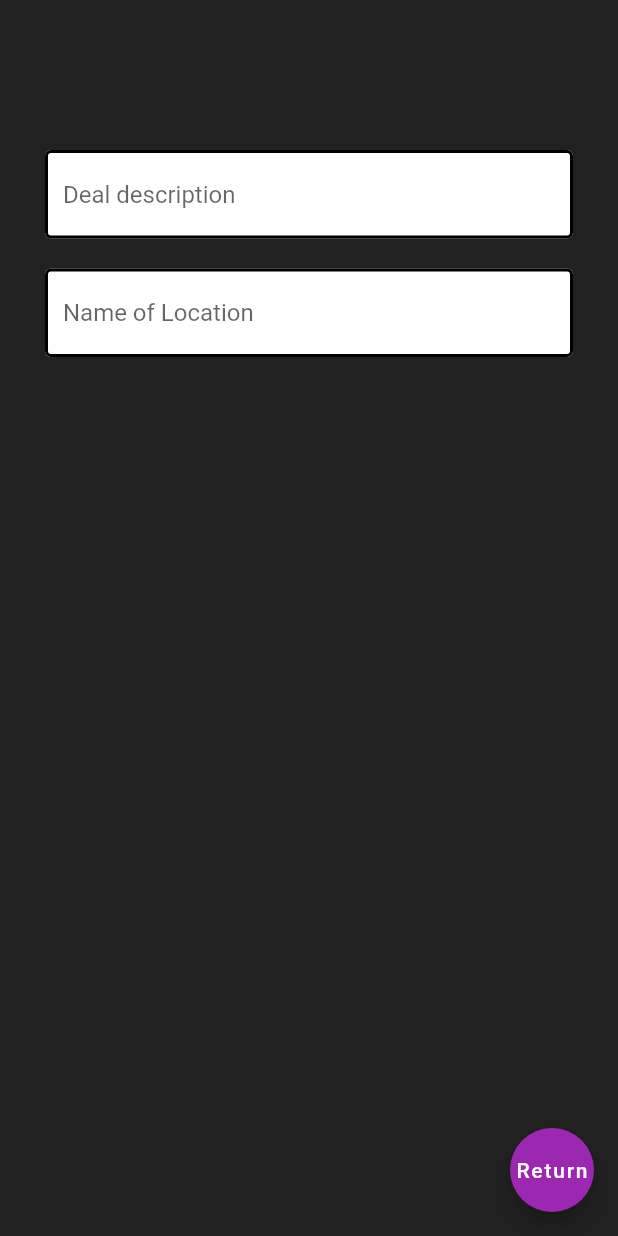
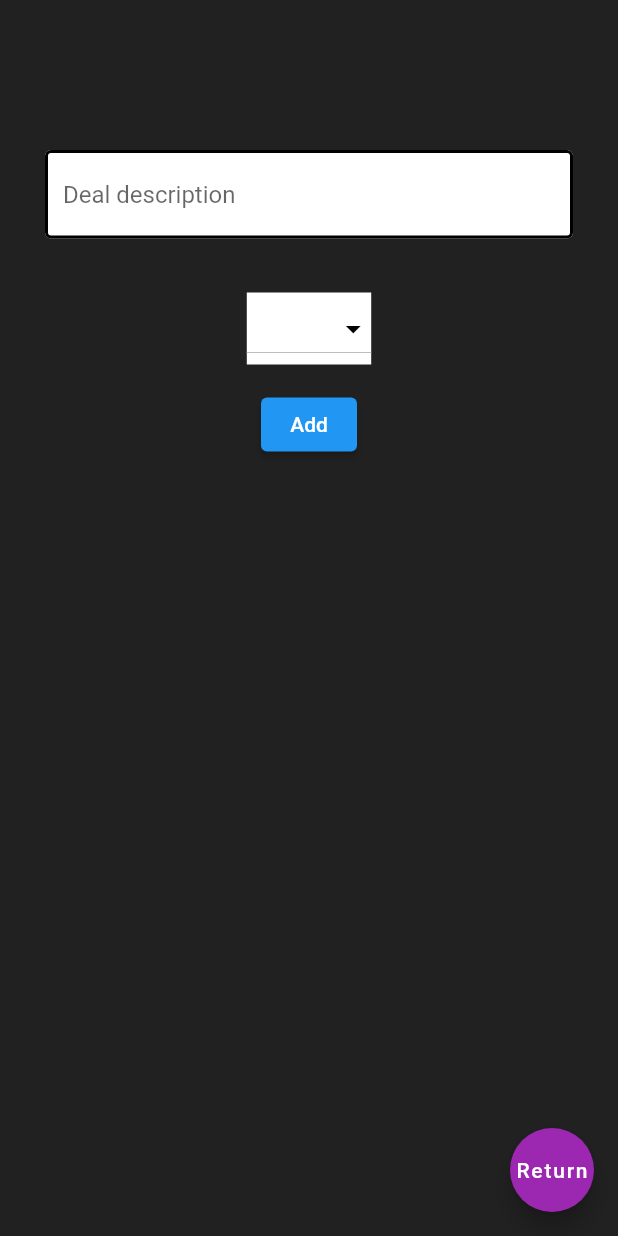
Before and after one commit to sunnyssarai98/drinkdeals, a Flutter app: the screen it shows once a user with an empty profile is signed in, after a tap on an icon or button, on a phone screen of 412 x 824 dp. Run offline on Flutter 3.47's test engine with Material 2 defaults, Android fonts, the phone set to English and light mode, and no system bars; our stand-ins replace cloud_firestore, dio, firebase_auth, firebase_core, google_maps_flutter; missing offline and left inert: flutter_polyline_points; accounts and stored records are empty.

Commit message:
Dropdown menu

```diff
--- /dev/null
+++ b/lib/screens/home/bar.dart
@@ -0,0 +1,15 @@
+import 'package:google_maps_flutter/google_maps_flutter.dart';
+
+class Bar {
+  String barName;
+  String picURL;
+  LatLng location;
+
+  Bar({required this.barName, required this.picURL, required this.location});
+}
+
+List<Bar> bars = [
+    Bar(barName: "Fred's", picURL: 'assets/freds.png', location: LatLng(30.373199749985734, -91.17156490476393)),
+    Bar(barName: "Mike's", picURL: 'assets/mikes.png', location: LatLng(30.39585597757133, -91.17943170225242)),
+    Bar(barName: "Reggie's", picURL: 'assets/reggies.png', location: LatLng(30.39649169335429, -91.18000358876223))
+  ];
--- a/lib/screens/home/deal.dart
+++ b/lib/screens/home/deal.dart
@@ -1,10 +1,7 @@
-import 'package:google_maps_flutter/google_maps_flutter.dart';
+import 'package:drink_deals/screens/home/bar.dart';
+class Deal {
+  String deal;
+  Bar bar;
 
-class Deal {
-  String barName;
-  String deal;
-  String picURL;
-  LatLng location;
-
-  Deal({required this.barName, required this.deal, required this.picURL, required this.location});
+  Deal({required this.bar, required this.deal});
 }
--- a/lib/screens/home/home.dart
+++ b/lib/screens/home/home.dart
@@ -1,8 +1,9 @@
-// ignore_for_file: prefer_const_constructors, prefer_const_literals_to_create_immutables
+// ignore_for_file: prefer_const_constructors, prefer_const_literals_to_create_immutables, prefer_typing_uninitialized_variables
 
 // import 'dart:html';
 
 
+import 'package:drink_deals/screens/home/bar.dart';
 import 'package:drink_deals/screens/home/deal.dart';
 import 'package:drink_deals/services/auth.dart';
 import 'package:flutter/material.dart';
@@ -15,6 +16,12 @@ class Home extends StatefulWidget {
   @override
   State<Home> createState() => _HomeState();
 }
+
+List<Deal> deals = [
+    Deal(bar: bars[0], deal: '\$5 Drinks'),
+    Deal(bar: bars[1], deal: 'Free Drinks'),
+    Deal(bar: bars[2], deal: '\$1 Shots')
+  ];
 
 class _HomeState extends State<Home> {
   final AuthService _auth = AuthService();
@@ -88,24 +95,24 @@ class AccountScreen extends StatefulWidget {
 }
 
 class _AccountScreenState extends State<AccountScreen> {
-  late List<Deal> deals = [
-    Deal(barName: 'Freds', deal: '\$5 Drinks', picURL: 'assets/freds.png', location: LatLng(30.373199749985734, -91.17156490476393)),
-    Deal(barName: 'Mikes', deal: 'Free Drinks', picURL: 'assets/mikes.png', location: LatLng(30.39585597757133, -91.17943170225242)),
-    Deal(barName: 'Reggies', deal: '\$1 Shots', picURL: 'assets/reggies.png', location: LatLng(30.39649169335429, -91.18000358876223))
-  ];
+  // late List<Deal> deals = [
+  //   Deal(bar: bars[0], deal: '\$5 Drinks'),
+  //   Deal(bar: bars[1], deal: 'Free Drinks'),
+  //   Deal(bar: bars[2], deal: '\$1 Shots')
+  // ];
 
-  void setupDeals() async {
-    deals = [
-      Deal(barName: 'Freds', deal: '\$5 Drinks', picURL: 'assets/freds.png', location: LatLng(30.373199749985734, -91.17156490476393)),
-      Deal(barName: 'Mikes', deal: 'Free Drinks', picURL: 'assets/mikes.png', location: LatLng(30.39585597757133, -91.17943170225242)),
-      Deal(barName: 'Reggies', deal: '\$1 Shots', picURL: 'assets/reggies.png', location: LatLng(30.39649169335429, -91.18000358876223))
-    ];
-  }
+  // void setupDeals() async {
+  //   deals = [
+  //     Deal(bar: bars[0], deal: '\$5 Drinks'),
+  //     Deal(bar: bars[1], deal: 'Free Drinks'),
+  //     Deal(bar: bars[2], deal: '\$1 Shots')
+  //   ];
+  // }
 
   @override
   void initState() {
     super.initState();
-    setupDeals();
+    //setupDeals();
   }
 
   @override
@@ -183,11 +190,11 @@ class _AccountScreenState extends State<AccountScreen> {
                     // MaterialPageRoute(builder: (context) => const MapScreen())
                  // ),
                   title: Text(
-                    deals[i].barName + '\t - \t' + deals[i].deal,
+                    deals[i].bar.barName + '\t - \t' + deals[i].deal,
                   ),
                   trailing: InkWell(
                       child: CircleAvatar(
-                    backgroundImage: AssetImage(deals[i].picURL),
+                    backgroundImage: AssetImage(deals[i].bar.picURL),
                   )),
               )),
             ],
@@ -275,14 +282,22 @@ class _DealsScreenState extends State<DealsScreen> {
           child: Column(
             crossAxisAlignment: CrossAxisAlignment.start,
             children: <Widget>[
-              Card(
+            for (int i=0; i<deals.length; i++)
+                Card(
                   child: ListTile(
-                onTap: () {},
-                title: Text('Freds'),
-                trailing: InkWell(
-                    child: CircleAvatar(
-                  backgroundImage: AssetImage('assets/freds.png'),
-                )),
+                  onTap: (){},
+
+                    // () => Navigator.push(
+                    // context,
+                    // MaterialPageRoute(builder: (context) => const MapScreen())
+                 // ),
+                  title: Text(
+                    deals[i].bar.barName + '\t - \t' + deals[i].deal,
+                  ),
+                  trailing: InkWell(
+                      child: CircleAvatar(
+                    backgroundImage: AssetImage(deals[i].bar.picURL),
+                  )),
               )),
             ],
           ),
@@ -305,8 +320,21 @@ class AddScreen extends StatefulWidget {
   @override
   _AddScreenState createState() => _AddScreenState();
 }
+List<DropdownMenuItem<String>> get dropdownItems{
+  List<DropdownMenuItem<String>> menuItems = [
+    for (int i=0; i<bars.length; i++)
+      DropdownMenuItem(child: Text(bars[i].barName),value: bars[i].barName),
+  ];
+  return menuItems;
+}
+
+
 
 class _AddScreenState extends State<AddScreen> {
+  String? value;
+
+  late String newdeal;
+
   @override
   Widget build(BuildContext context) {
     return Scaffold(
@@ -325,22 +353,28 @@ class _AddScreenState extends State<AddScreen> {
                         validator: (val) =>
                             val!.isEmpty ? 'Field cannot be null' : null,
                         onChanged: (val) {
-                          String deal;
-                          setState(() => deal = val);
+                          setState(() => newdeal = val);
                         }),
                     SizedBox(height: 20),
-                    TextFormField(
-                        decoration:
-                            textInputDecoration.copyWith(hintText: 'Name of Location'),
-                        validator: (val) =>
-                            val!.isEmpty ? 'Field cannot be null' : null,
-                        onChanged: (val) {
-                          String barname;
-                          setState(() => barname = val);
-                        }),
-                    SizedBox(height: 20),
+                    Container(
+                      color: Colors.white,
+                      margin: EdgeInsets.all(16),
+                    child: DropdownButton<String>(
+                      value: value,
+                      items: dropdownItems,
+                      onChanged: (value) => this.value = value,
+                      dropdownColor: Colors.white,
+                      iconEnabledColor: Colors.black,
 
-
+                      ),
+                    ),
+                    Container(
+                      child: ElevatedButton(
+                          child: Text("Add"),
+                          onPressed:
+                            () => Navigator.pop(context),
+                      ),
+                    )
                   ]))
             ]),
         ),
```
